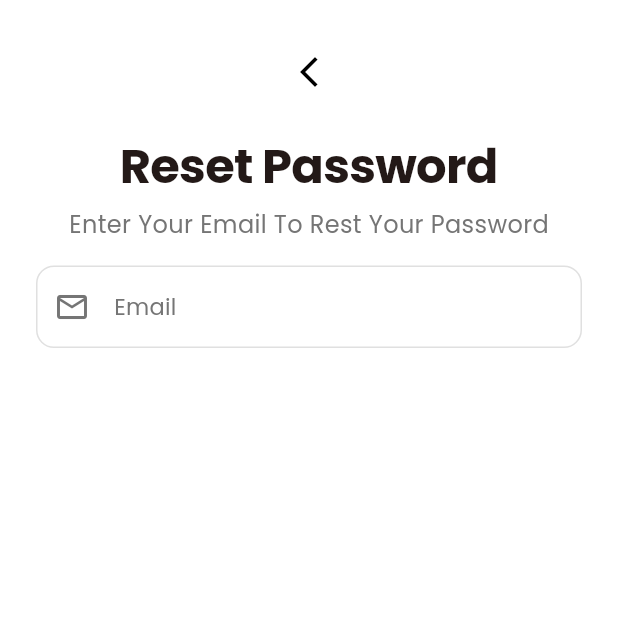
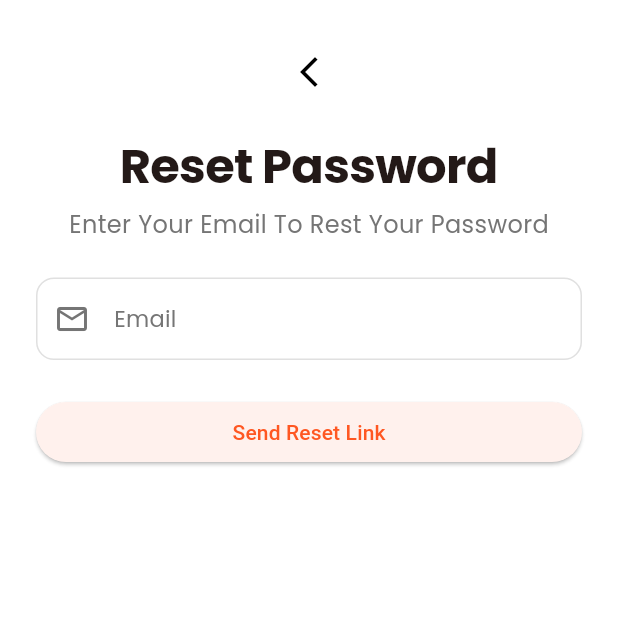
Before and after one commit to Wealthometer/E-commerce-App, a Flutter app: the ForgotPasswordScreen screen opened directly, on a phone screen of 412 x 824 dp, the top half of it. Run offline on Flutter 3.47's test engine with Material 3 defaults, Android fonts, the phone set to English and light mode, and no system bars; our stand-ins replace get, get_storage, google_fonts; accounts and stored records are empty.

Commit message:
Update forgot_password_screen.dart

```diff
--- a/lib/view/forgot_password_screen.dart
+++ b/lib/view/forgot_password_screen.dart
@@ -52,7 +52,7 @@ class ForgotPasswordScreen extends StatelessWidget {
                 ),
               ),
 
-              const SizedBox(height: 16),
+              const SizedBox(height: 24),
 
               // const SizedBox(height: 40),
 
@@ -71,6 +71,19 @@ class ForgotPasswordScreen extends StatelessWidget {
                   return null;
                 },
               ),
+
+              const SizedBox(
+                height: 24,
+              ),
+
+              SizedBox(
+                width: double.infinity,
+                child: ElevatedButton(
+                    onPressed: (){},
+                    child:Text('Send Reset Link')
+                ),
+              )
+
             ],
           ),
         ),
```
